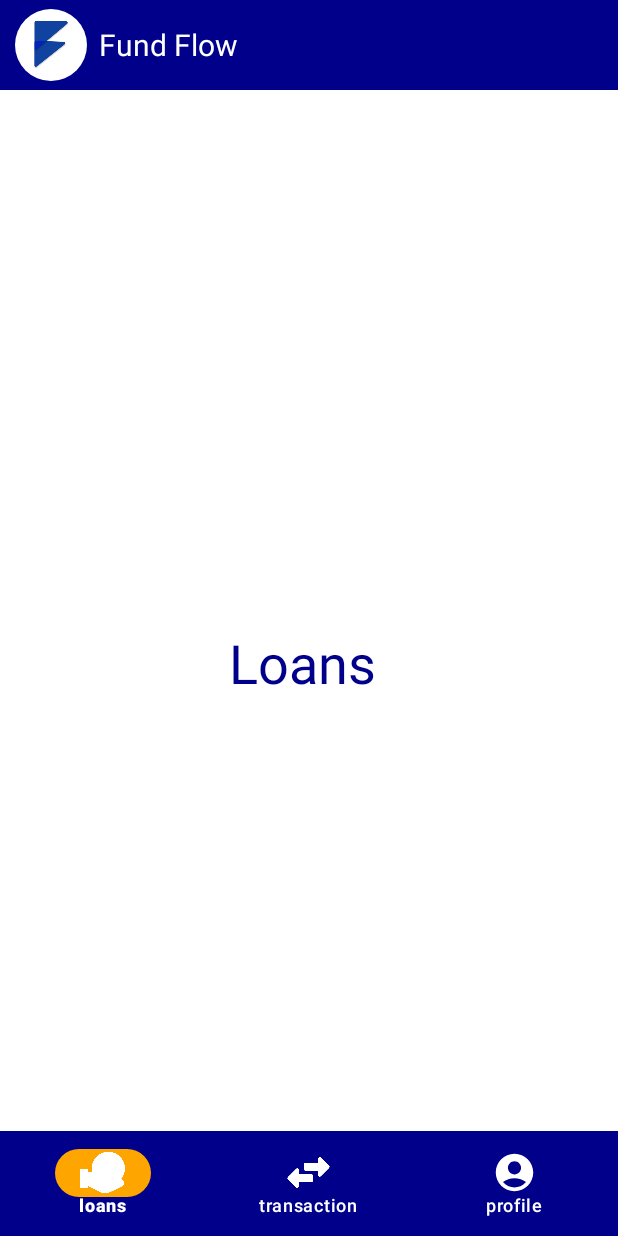
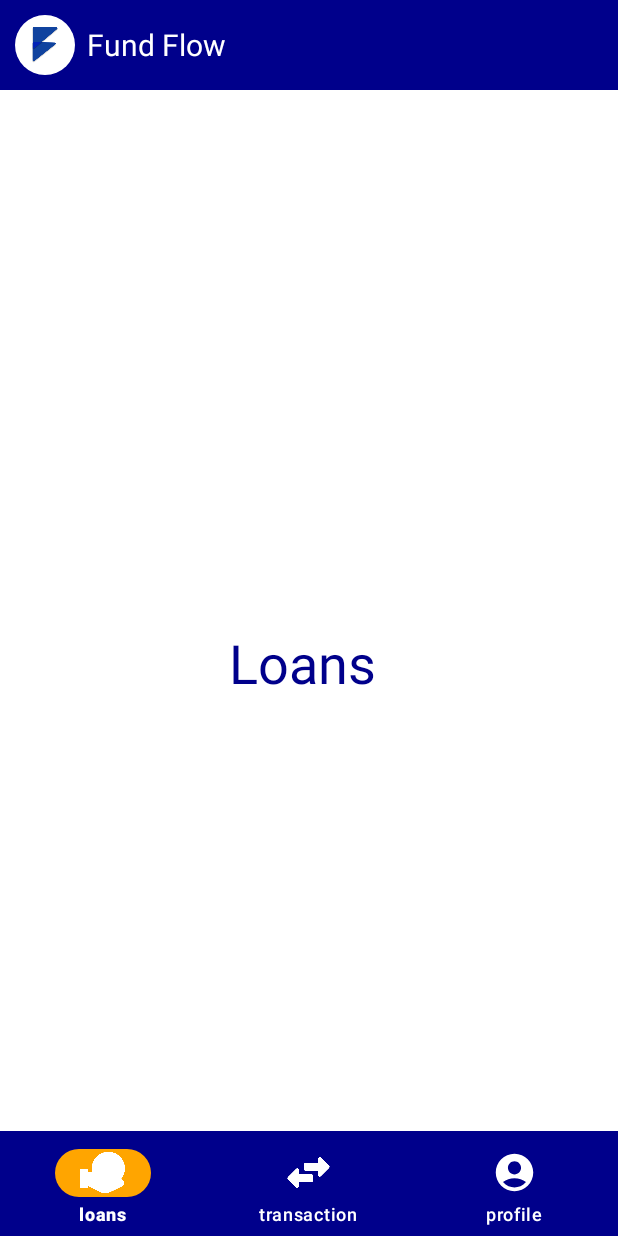
Before and after one commit to MayurJadhav1212/Mayuu, an Android app: the UserHomeActivity screen opened directly, with no data from a screen before it, on a phone screen of 412 x 824 dp. Run offline under Robolectric (Android 15) with nearby library versions, the phone set to English and light mode, and no system bars.

Commit message:
1.dark theme and light theme added almost evrey whear 2.statusbar color is updated

```diff
--- a/app/src/main/java/com/example/fundflow/UserHomeActivity.kt
+++ b/app/src/main/java/com/example/fundflow/UserHomeActivity.kt
@@ -1,54 +1,69 @@
 package com.example.fundflow
 
+import android.content.res.Configuration
+import android.os.Build
 import android.os.Bundle
 import androidx.activity.enableEdgeToEdge
 import androidx.appcompat.app.AppCompatActivity
+import androidx.core.content.ContextCompat
 import androidx.core.view.ViewCompat
 import androidx.core.view.WindowInsetsCompat
 import androidx.fragment.app.Fragment
 import com.google.android.material.bottomnavigation.BottomNavigationView
 
-
 class UserHomeActivity : AppCompatActivity() {
 
-    private  lateinit var bottomNavigationView: BottomNavigationView
+    private lateinit var bottomNavigationView: BottomNavigationView
 
     override fun onCreate(savedInstanceState: Bundle?) {
         super.onCreate(savedInstanceState)
         enableEdgeToEdge()
         setContentView(R.layout.activity_user_home)
 
+        // Set the status bar color based on the current theme
+        setStatusBarColor()
 
+        bottomNavigationView = findViewById(R.id.bottom_navigation)
 
-        bottomNavigationView= findViewById(R.id.bottom_navigation)
-
-        bottomNavigationView.setOnItemSelectedListener {  menuItem ->
-            when(menuItem.itemId){
-                R.id.bottom_loans ->{
+        bottomNavigationView.setOnItemSelectedListener { menuItem ->
+            when (menuItem.itemId) {
+                R.id.bottom_loans -> {
                     replaceFragment(LoansFragment())
                     true
                 }
-                R.id.bottom_transaction ->{
+                R.id.bottom_transaction -> {
                     replaceFragment(TransactionFragment())
                     true
                 }
-                R.id.bottom_profile ->{
+                R.id.bottom_profile -> {
                     replaceFragment(ProfileFragment())
                     true
                 }
                 else -> false
             }
         }
-replaceFragment(LoansFragment())
+        replaceFragment(LoansFragment())
 
         ViewCompat.setOnApplyWindowInsetsListener(findViewById(R.id.main)) { v, insets ->
             val systemBars = insets.getInsets(WindowInsetsCompat.Type.systemBars())
             v.setPadding(systemBars.left, systemBars.top, systemBars.right, systemBars.bottom)
             insets
         }
+    }
 
+    private fun setStatusBarColor() {
+        if (Build.VERSION.SDK_INT >= Build.VERSION_CODES.LOLLIPOP) {
+            window.statusBarColor = ContextCompat.getColor(this,
+                if (isInDarkMode()) R.color.grey else R.color.blue)
+        }
     }
-    private fun replaceFragment(fragment: Fragment){
+
+    private fun isInDarkMode(): Boolean {
+        val nightModeFlags = resources.configuration.uiMode and Configuration.UI_MODE_NIGHT_MASK
+        return nightModeFlags == Configuration.UI_MODE_NIGHT_YES
+    }
+
+    private fun replaceFragment(fragment: Fragment) {
         supportFragmentManager.beginTransaction().replace(R.id.frame_container, fragment).commit()
     }
 }
--- a/app/src/main/res/drawable/logo_with_background.xml
+++ b/app/src/main/res/drawable/logo_with_background.xml
@@ -11,7 +11,7 @@
     <!-- Logo on top of the background -->
     <item>
         <bitmap
-            android:src="@drawable/main"
+            android:src="@drawable/app_icon"
             android:gravity="center"
             android:antialias="true"/>
     </item>
--- a/app/src/main/res/layout/activity_finance_home.xml
+++ b/app/src/main/res/layout/activity_finance_home.xml
@@ -22,7 +22,7 @@
             android:id="@+id/toolbar"
             android:layout_width="match_parent"
             android:layout_height="?attr/actionBarSize"
-            android:background="@color/blue"
+            android:background="?attr/colorPrimary"
             android:title="Fund Flow"
             app:popupTheme="@style/ThemeOverlay.MaterialComponents.Dark"
             app:titleTextColor="@color/black" />
@@ -59,7 +59,7 @@
         android:src="@android:drawable/ic_input_add"
         app:layout_constraintBottom_toBottomOf="parent"
         app:layout_constraintEnd_toEndOf="parent"
-        app:backgroundTint="@color/blue"
+        app:backgroundTint="?attr/colorPrimary"
         app:tint="@android:color/white" />
 
 </androidx.constraintlayout.widget.ConstraintLayout>
--- a/app/src/main/res/layout/activity_finance_login.xml
+++ b/app/src/main/res/layout/activity_finance_login.xml
@@ -99,7 +99,7 @@
         android:layout_width="0dp"
         android:layout_height="wrap_content"
         android:text="Login to your account"
-        android:backgroundTint="@color/blue"
+        android:backgroundTint="?attr/colorPrimary"
         android:textColor="#FFFFFF"
         android:textStyle="bold"
         android:padding="16dp"
--- a/app/src/main/res/layout/activity_finance_register.xml
+++ b/app/src/main/res/layout/activity_finance_register.xml
@@ -133,7 +133,7 @@
         android:layout_height="wrap_content"
         android:text="Register"
         android:textColor="@android:color/white"
-        android:backgroundTint="@color/blue"
+        android:backgroundTint="?attr/colorPrimary"
         app:layout_constraintTop_toBottomOf="@id/show_confirm_password"
         app:layout_constraintStart_toStartOf="parent"
         app:layout_constraintEnd_toEndOf="parent"
--- a/app/src/main/res/layout/activity_user_home.xml
+++ b/app/src/main/res/layout/activity_user_home.xml
@@ -12,7 +12,7 @@
         android:id="@+id/appBarLayout2"
         android:layout_width="match_parent"
         android:layout_height="wrap_content"
-        android:background="@color/blue"
+        android:background="?attr/colorPrimary"
         tools:ignore="MissingConstraints">
 
         <com.google.android.material.appbar.MaterialToolbar
@@ -30,13 +30,13 @@
                 android:layout_height="match_parent"
                 android:gravity="center_vertical"
                 android:orientation="horizontal"
-                app:popupTheme="@color/blue">
+                app:popupTheme="?attr/colorPrimary">
 
                 <ImageView
                     android:id="@+id/logoImageView"
-                    android:layout_width="48dp"
-                    android:layout_height="48dp"
-                    android:src="@drawable/main"
+                    android:layout_width="40dp"
+                    android:layout_height="40dp"
+                    android:src="@drawable/app_icon"
                     android:padding="8dp"
                     android:background="@drawable/circular_shape"
                     android:scaleType="fitCenter" />
@@ -71,9 +71,10 @@
         app:layout_constraintEnd_toEndOf="parent"
         app:layout_constraintBottom_toBottomOf="parent"
         app:menu="@menu/bottom_menu"
-        android:background="@color/blue"
+        android:background="?attr/colorPrimary"
         app:itemIconTint="@color/white"
         app:itemTextColor="@color/white"
+        app:itemPaddingBottom="10dp"
         app:itemIconSize="30dp"
         app:itemActiveIndicatorStyle="@style/App.Custom.Indicator" />
 
--- a/app/src/main/res/layout/activity_user_login.xml
+++ b/app/src/main/res/layout/activity_user_login.xml
@@ -99,7 +99,7 @@
         android:layout_width="0dp"
         android:layout_height="wrap_content"
         android:layout_marginTop="44dp"
-        android:backgroundTint="@color/blue"
+        android:backgroundTint="?attr/colorPrimary"
         android:padding="16dp"
         android:text="Login to your account"
         android:textColor="#FFFFFF"
--- a/app/src/main/res/layout/activity_user_register.xml
+++ b/app/src/main/res/layout/activity_user_register.xml
@@ -131,7 +131,7 @@
         android:layout_height="wrap_content"
         android:text="Register"
         android:textColor="@android:color/white"
-        app:backgroundTint="@color/blue"
+        app:backgroundTint="?attr/colorPrimary"
         app:layout_constraintTop_toBottomOf="@id/show_confirm_password"
         app:layout_constraintStart_toStartOf="parent"
         app:layout_constraintEnd_toEndOf="parent"
--- a/app/src/main/res/layout/activity_welcome.xml
+++ b/app/src/main/res/layout/activity_welcome.xml
@@ -77,7 +77,7 @@
         android:layout_height="63dp"
         android:layout_marginStart="40dp"
         android:layout_marginTop="192dp"
-        android:backgroundTint="@color/blue"
+        android:backgroundTint="?attr/colorPrimary"
         android:text="Finance"
         android:textColor="@android:color/white"
         app:layout_constraintBottom_toBottomOf="parent"
--- /dev/null
+++ b/app/src/main/res/values-night/colors.xml
@@ -0,0 +1,6 @@
+<resources xmlns:tools="http://schemas.android.com/tools">
+    <color name="grey" tools:ignore="MissingDefaultResource">#2A2D30</color>
+    <color name="grey_variant" tools:ignore="MissingDefaultResource">#2A2D30</color>
+    <color name="white">#FFFFFF</color>
+    <color name="black">#000000</color>
+</resources>
--- a/app/src/main/res/values-night/themes.xml
+++ b/app/src/main/res/values-night/themes.xml
@@ -1,7 +1,17 @@
 <resources xmlns:tools="http://schemas.android.com/tools">
-    <!-- Base application theme. -->
+
     <style name="Base.Theme.FundFlow" parent="Theme.Material3.DayNight.NoActionBar">
-        <!-- Customize your dark theme here. -->
-        <!-- <item name="colorPrimary">@color/my_dark_primary</item> -->
+        <item name="colorPrimary">@color/grey</item>
+        <item name="colorPrimaryVariant">@color/grey_variant</item>
+        <item name="android:statusBarColor">@color/grey</item>
+        <item name="android:navigationBarColor">@color/grey</item>
+        <!-- Dark mode specific colors -->
+        <item name="colorOnPrimary">@color/black</item>
+        <item name="android:textColor">@color/white</item>
     </style>
+
+    <style name="App.Custom.Indicator" parent="Widget.Material3.BottomNavigationView.ActiveIndicator">
+        <item name="android:color">#FFA500</item>
+    </style>
+
 </resources>
--- a/app/src/main/res/values/colors.xml
+++ b/app/src/main/res/values/colors.xml
@@ -3,6 +3,7 @@
     <color name="black">#FF000000</color>
     <color name="white">#FFFFFFFF</color>
     <color name="blue">#00008B</color>
+
     <color name="light_blue">#C4E4FF</color>
 
 
--- /dev/null
+++ b/app/src/main/res/values/styles.xml
@@ -0,0 +1,2 @@
+<?xml version="1.0" encoding="utf-8"?>
+<resources></resources>
```
Also changed, not shown: app/src/main/java/com/example/fundflow/FinanceHomeActivity.kt (+18 -0 lines), app/src/main/res/drawable/app_icon.png (added).
